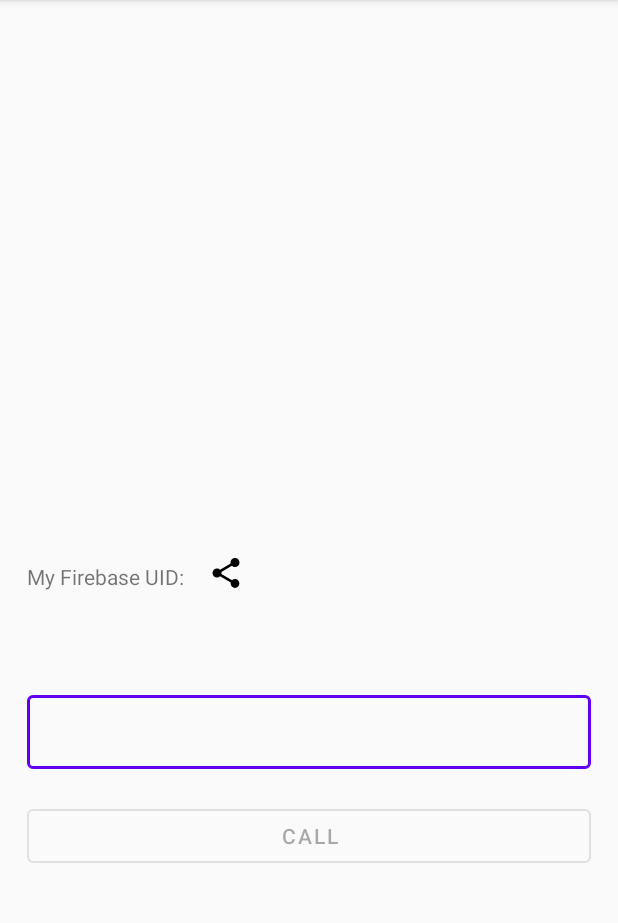
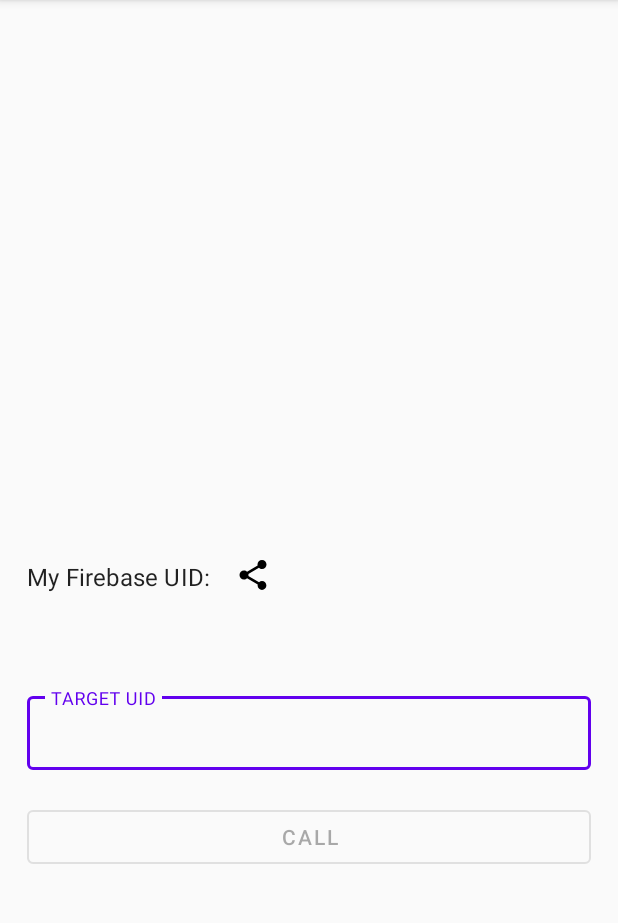
Before and after one commit to s12u/WebRTC-example-kt, an Android app: the screen it shows after launch (MainActivity), on a phone screen of 412 x 824 dp, the part 84-1007 px from its top. Run offline under Robolectric (Android 15) with nearby library versions, the phone set to English and light mode, and no system bars; our stand-ins replace Firebase (no records; nobody signed in at launch, a user with empty details on screens opened directly), RxJava, Timber, data binding; libraries missing offline, so code that uses them is left out: com.jakewharton.rxbinding3; 2 statements that could not run were skipped.

Commit message:
Optimized string resource

```diff
--- a/app/src/main/java/com/tistory/mybstory/webrtc_example_kt/RtcApplication.kt
+++ b/app/src/main/java/com/tistory/mybstory/webrtc_example_kt/RtcApplication.kt
@@ -13,7 +13,6 @@ class RtcApplication : Application() {
 
     override fun onCreate() {
         super.onCreate()
-
         Timber.plant(Timber.DebugTree())
     }
 
--- a/app/src/main/java/com/tistory/mybstory/webrtc_example_kt/data/repository/RtcAnswersRepository.kt
+++ b/app/src/main/java/com/tistory/mybstory/webrtc_example_kt/data/repository/RtcAnswersRepository.kt
@@ -42,7 +42,7 @@ class RtcAnswersRepository private constructor() {
         firestore.collection(ANSWER_PATH)
             .document(AuthManager.getInstance().getUser()!!.uid)
             .snapshotEvents<FirestoreSessionDescription>()
-            .map { Pair(it.senderId, it.toSessionDescription()) }
+            .map { it.senderId to it.toSessionDescription() }
             .subscribeOn(Schedulers.io())
 
 
--- a/app/src/main/java/com/tistory/mybstory/webrtc_example_kt/ui/MainActivity.kt
+++ b/app/src/main/java/com/tistory/mybstory/webrtc_example_kt/ui/MainActivity.kt
@@ -81,7 +81,7 @@ class MainActivity : BaseActivity() {
         disposables += et_target.textChangeEvents().skipInitialValue()
             .subscribe {
                 if (it.count == 0) {
-                    til_target.error = "Enter remote id!"
+                    til_target.error = getString(R.string.error_empty_target)
                     btn_start.isEnabled = false
                 } else {
                     til_target.error = ""
--- a/app/src/main/res/layout/activity_main.xml
+++ b/app/src/main/res/layout/activity_main.xml
@@ -14,21 +14,24 @@
             android:padding="18dp"
             tools:context=".ui.MainActivity">
 
-        <TextView
+        <com.google.android.material.textview.MaterialTextView
                 android:id="@+id/label_uid"
                 android:layout_width="wrap_content"
                 android:layout_height="wrap_content"
                 app:layout_constraintTop_toTopOf="parent"
                 app:layout_constraintBottom_toBottomOf="parent"
                 app:layout_constraintStart_toStartOf="parent"
-                android:text="My Firebase UID:"/>
+                android:textAppearance="@style/TextAppearance.MaterialComponents.Subtitle1"
+                android:text="@string/my_uid"/>
 
-        <TextView android:id="@+id/tv_uid"
+        <com.google.android.material.textview.MaterialTextView
+                android:id="@+id/tv_uid"
                 android:layout_width="wrap_content"
                 android:layout_height="wrap_content"
                 android:layout_marginStart="8dp"
                 app:layout_constraintStart_toEndOf="@id/label_uid"
                 app:layout_constraintBaseline_toBaselineOf="@id/label_uid"
+                android:textAppearance="@style/TextAppearance.AppCompat.Body1"
                 android:layout_marginBottom="100dp"/>
 
         <ImageView android:id="@+id/iv_share"
@@ -47,6 +50,7 @@
                 app:layout_constraintEnd_toEndOf="parent"
                 android:layout_marginTop="64dp"
                 app:errorEnabled="true"
+                android:hint="@string/target_uid"
                 style="@style/Widget.MaterialComponents.TextInputLayout.OutlinedBox"
                 app:endIconMode="clear_text">
 
@@ -59,11 +63,10 @@
 
         </com.google.android.material.textfield.TextInputLayout>
 
-
         <com.google.android.material.button.MaterialButton android:id="@+id/btn_start"
                                                            android:layout_width="match_parent"
                                                            android:layout_height="wrap_content"
-                android:text="CALL"
+                                                           android:text="@string/call"
                                                            app:layout_constraintTop_toBottomOf="@id/til_target"
                                                            app:layout_constraintStart_toStartOf="parent"
                                                            app:layout_constraintEnd_toEndOf="parent"
--- a/app/src/main/res/values/strings.xml
+++ b/app/src/main/res/values/strings.xml
@@ -1,4 +1,17 @@
 <resources>
     <string name="app_name">WebRTC-example-kt</string>
+
+
+    <!-- error -->
+
+    <string name="error_empty_target">Enter the target UID!</string>
+    <string name="error_failed_to_connect">Connection failed</string>
+
+    <!-- others -->
     <string name="share_to">Share to</string>
+    <string name="alert">Alert</string>
+    <string name="my_uid">My Firebase UID:</string>
+    <string name="target_uid">TARGET UID</string>
+    <string name="call">CALL</string>
+    <string name="ok">OK</string>
 </resources>
```
Also changed, not shown: app/src/main/java/com/tistory/mybstory/webrtc_example_kt/base/Exceptions.kt (added, +7 -0 lines), app/src/main/java/com/tistory/mybstory/webrtc_example_kt/data/repository/RtcOffersRepository.kt (+21 -6 lines), app/src/main/java/com/tistory/mybstory/webrtc_example_kt/service/RtcServiceController.kt (+5 -2 lines), app/src/main/java/com/tistory/mybstory/webrtc_example_kt/ui/CallActivity.kt (+16 -14 lines). Lines whose indentation alone changed are shown as unchanged.
